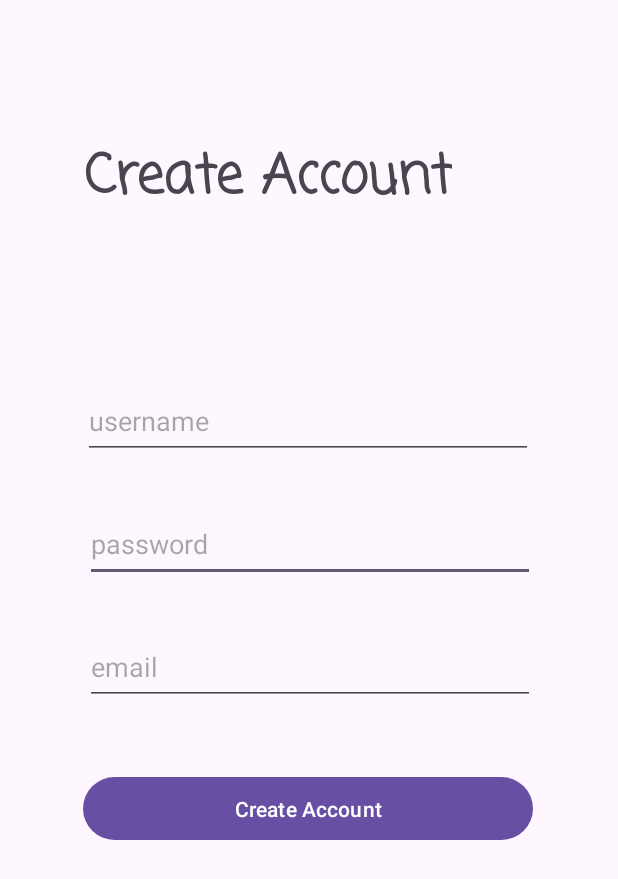
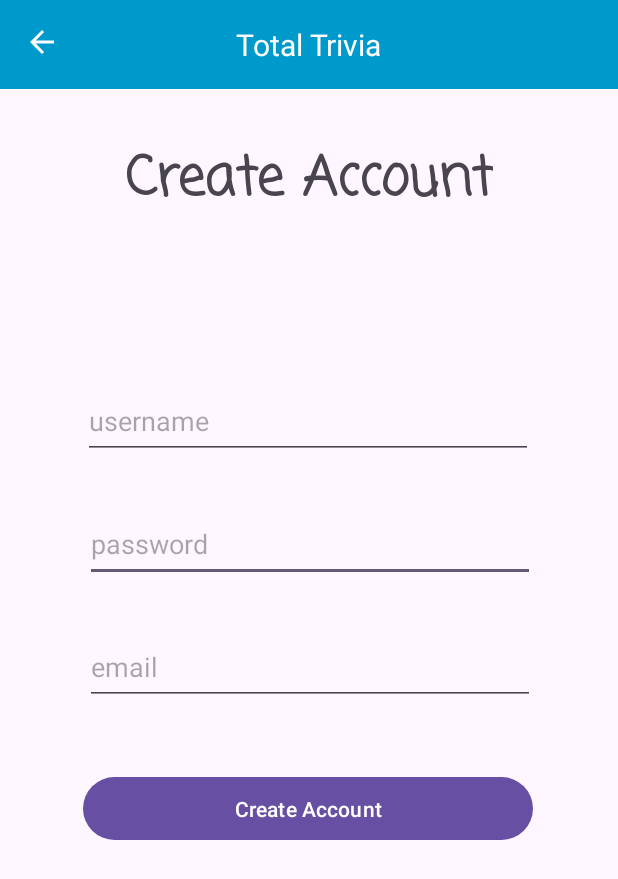
Before and after one commit to wdhurleyjr/cst338_total_trivia, an Android app: the layout activity_create_account.xml on its own in the app's theme, with its tools: preview values and no code run, on a phone screen of 412 x 824 dp. Shown: the top 879 px of the screen. Run offline under Robolectric (Android 15) with nearby library versions, the phone set to English and light mode, and no system bars.

Commit message:
- Added toolbar for login, create account, game, and leaderboard pages.

```diff
--- /dev/null
+++ b/app/src/main/res/drawable/baseline_arrow_back_24.xml
@@ -0,0 +1,5 @@
+<vector android:autoMirrored="true" android:height="24dp"
+    android:tint="#FFFFFF" android:viewportHeight="24"
+    android:viewportWidth="24" android:width="24dp" xmlns:android="http://schemas.android.com/apk/res/android">
+    <path android:fillColor="@android:color/white" android:pathData="M20,11H7.83l5.59,-5.59L12,4l-8,8 8,8 1.41,-1.41L7.83,13H20v-2z"/>
+</vector>
--- a/app/src/main/res/layout/activity_create_account.xml
+++ b/app/src/main/res/layout/activity_create_account.xml
@@ -5,11 +5,13 @@
     android:layout_width="match_parent"
     android:layout_height="match_parent"
     tools:context=".Activities.CreateAccountActivity">
+    <include layout="@layout/toolbar"/>
 
     <TextView
         android:id="@+id/textView2"
         android:layout_width="wrap_content"
         android:layout_height="wrap_content"
+        android:layout_centerInParent="true"
         android:layout_marginTop="80dp"
         android:fontFamily="casual"
         android:text="@string/activity_create_account_text"
@@ -17,10 +19,9 @@
         android:textStyle="bold"
         app:layout_constraintBottom_toTopOf="@+id/activity_create_account_username_edit_text"
         app:layout_constraintEnd_toEndOf="parent"
-        app:layout_constraintHorizontal_bias="0.335"
         app:layout_constraintStart_toStartOf="parent"
         app:layout_constraintTop_toTopOf="parent"
-        app:layout_constraintVertical_bias="0.093" />
+        app:layout_constraintVertical_bias="0.107" />
 
     <EditText
         android:id="@+id/activity_create_account_password_edit_text"
--- a/app/src/main/res/layout/activity_game.xml
+++ b/app/src/main/res/layout/activity_game.xml
@@ -5,6 +5,7 @@
     android:layout_width="match_parent"
     android:layout_height="match_parent"
     tools:context=".Activities.GameActivity">
+    <include layout="@layout/toolbar"/>
 
     <androidx.recyclerview.widget.RecyclerView
         android:id="@+id/question_recycler_view"
--- a/app/src/main/res/layout/activity_leaderboard.xml
+++ b/app/src/main/res/layout/activity_leaderboard.xml
@@ -5,5 +5,6 @@
     android:layout_width="match_parent"
     android:layout_height="match_parent"
     tools:context=".Activities.LeaderboardActivity">
+    <include layout="@layout/toolbar"/>
 
 </androidx.constraintlayout.widget.ConstraintLayout>
--- a/app/src/main/res/layout/activity_login.xml
+++ b/app/src/main/res/layout/activity_login.xml
@@ -5,6 +5,7 @@
     android:layout_width="match_parent"
     android:layout_height="match_parent"
     tools:context=".Activities.LoginActivity">
+    <include layout="@layout/toolbar"/>
 
     <TextView
         android:id="@+id/textView"
@@ -16,10 +17,9 @@
         android:textStyle="bold"
         app:layout_constraintBottom_toTopOf="@+id/username_edit_text"
         app:layout_constraintEnd_toEndOf="parent"
-        app:layout_constraintHorizontal_bias="0.18"
         app:layout_constraintStart_toStartOf="parent"
         app:layout_constraintTop_toTopOf="parent"
-        app:layout_constraintVertical_bias="0.833" />
+        app:layout_constraintVertical_bias="0.711" />
 
     <EditText
         android:id="@+id/username_edit_text"
--- /dev/null
+++ b/app/src/main/res/layout/toolbar.xml
@@ -0,0 +1,24 @@
+<?xml version="1.0" encoding="utf-8"?>
+<RelativeLayout xmlns:android="http://schemas.android.com/apk/res/android"
+    android:layout_width="match_parent"
+    android:layout_height="wrap_content"
+    android:background="@android:color/holo_blue_dark">
+    <RelativeLayout
+        android:layout_width="match_parent"
+        android:layout_height="wrap_content"
+        android:padding="16dp">
+        <ImageView
+            android:layout_width="wrap_content"
+            android:layout_height="wrap_content"
+            android:id="@+id/left_icon"
+            android:src="@drawable/baseline_arrow_back_24"/>
+        <TextView
+            android:layout_width="wrap_content"
+            android:layout_height="wrap_content"
+            android:layout_marginStart="16dp"
+            android:textColor="@color/white"
+            android:textSize="20sp"
+            android:layout_centerInParent="true"
+            android:text="Total Trivia"/>
+    </RelativeLayout>
+</RelativeLayout>
```
Also changed, not shown: app/src/main/AndroidManifest.xml (+27 -11 lines), app/src/main/java/com/wdhurleyjr/cst338_total_trivia/Activities/CreateAccountActivity.java (+10 -0 lines), app/src/main/java/com/wdhurleyjr/cst338_total_trivia/Activities/GameActivity.java (+14 -0 lines), app/src/main/java/com/wdhurleyjr/cst338_total_trivia/Activities/LeaderboardActivity.java (+13 -1 lines), app/src/main/java/com/wdhurleyjr/cst338_total_trivia/Activities/LoginActivity.java (+9 -0 lines).
